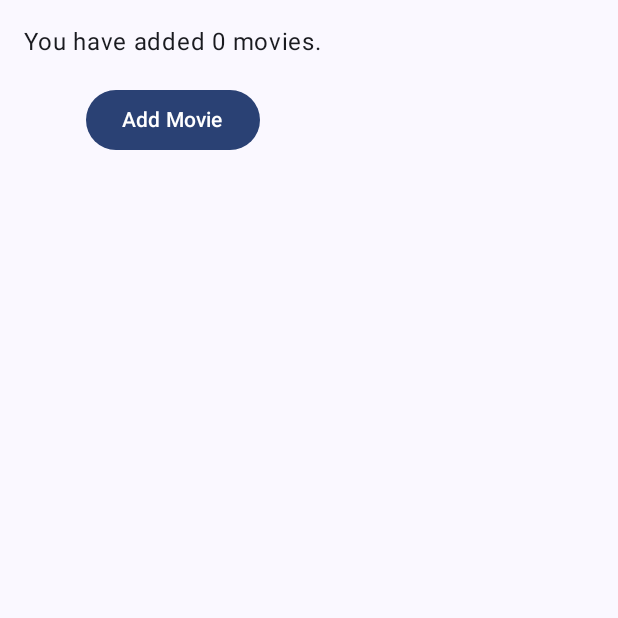
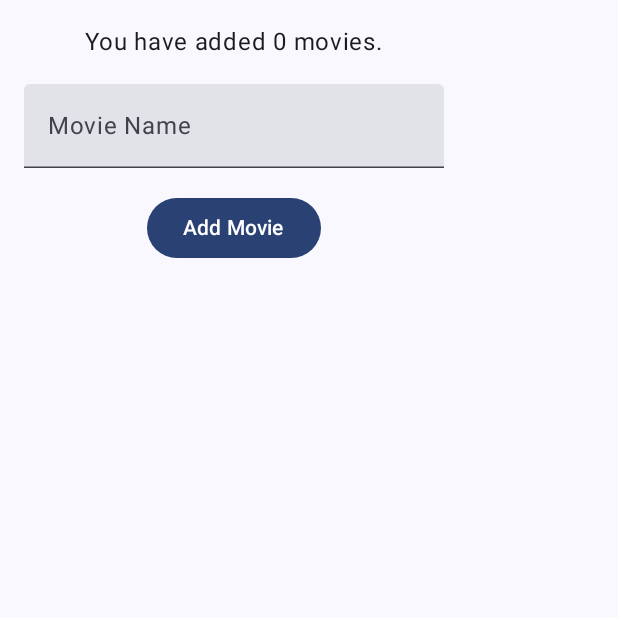
Before and after one commit to MarrVL/MovieCounter, an Android app built with Jetpack Compose: the screen it shows after launch (MainActivity), after a tap on "Add Movie", on a phone screen of 412 x 824 dp, the top half of it. Run offline under Robolectric (Android 15) with nearby library versions, the phone set to English and light mode, and no system bars.

Commit message:
tercer commit

```diff
--- a/app/src/main/java/com/example/moviecounter/MainActivity.kt
+++ b/app/src/main/java/com/example/moviecounter/MainActivity.kt
@@ -29,18 +29,32 @@ class MainActivity : ComponentActivity() {
 
 @Composable
 fun MovieCounter(modifier: Modifier = Modifier) {
-    val count = 0
+    var count by remember { mutableStateOf(0) }
+    var movieName by remember { mutableStateOf("") }
+
     Column(
         modifier = modifier.padding(16.dp),
         horizontalAlignment = Alignment.CenterHorizontally
     ) {
         Text(text = "You have added $count movies.")
         Spacer(modifier = Modifier.height(16.dp))
-        Button(onClick = { /* Acción del botón */ }) {
+        TextField(
+            value = movieName,
+            onValueChange = { movieName = it },
+            label = { Text("Movie Name") }
+        )
+        Spacer(modifier = Modifier.height(16.dp))
+        Button(onClick = {
+            if (movieName.isNotBlank()) {
+                count++
+                movieName = ""
+            }
+        }) {
             Text("Add Movie")
         }
     }
 }
+
 
 @Preview(showBackground = true)
 @Composable
```
